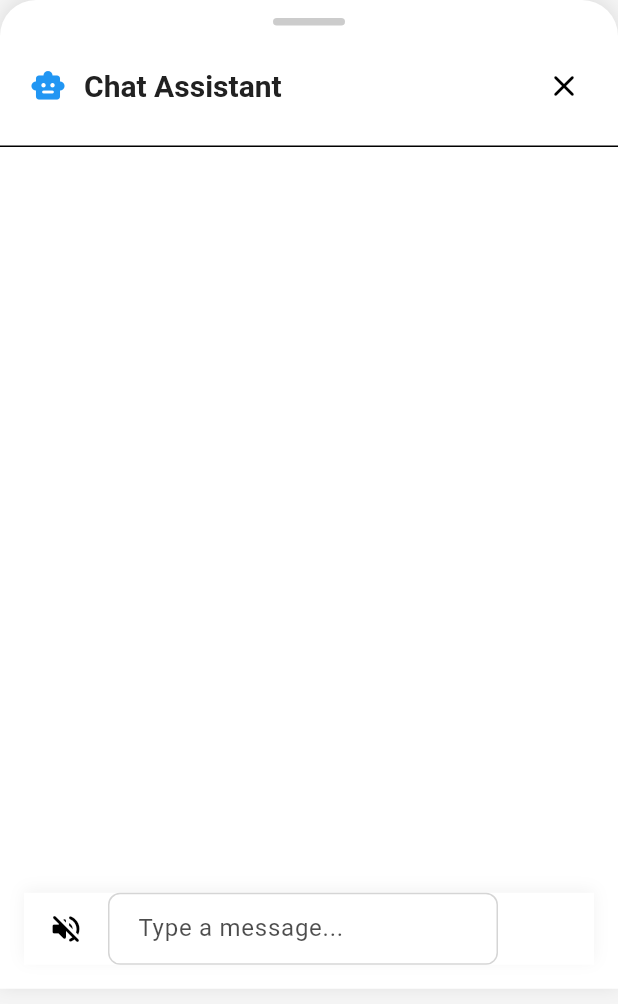
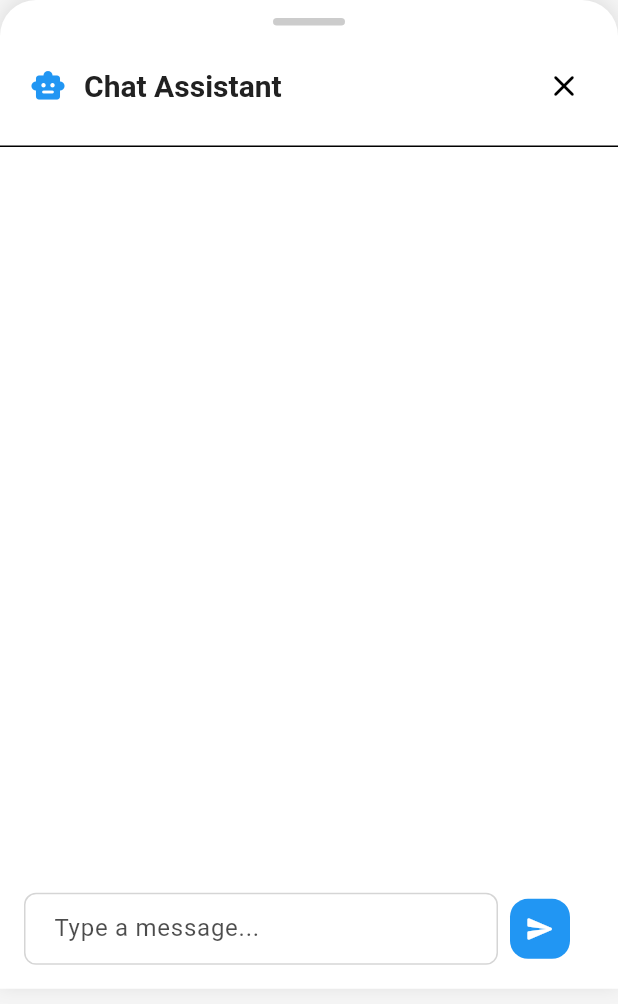
Before and after one commit to MiguelLuque/scrum-assistant, a Flutter app: the ChatBottomSheet widget shown alone on an empty page, opened directly, on a phone screen of 412 x 824 dp. Shown: the top 1004 px of the screen. Run offline on Flutter 3.47's test engine with Material 3 defaults, Android fonts, the light colour scheme and no system bars; our stand-ins replace flutter_highlight, flutter_hooks, flutter_markdown, flutter_riverpod, flutter_tts, freezed_annotation and 4 more; missing offline and left inert: dart_openai, markdown; generated files the repository leaves out were written again.

Commit message:
Add hecho message for tools

```diff
--- a/lib/features/chat/providers/chat_provider.dart
+++ b/lib/features/chat/providers/chat_provider.dart
@@ -91,7 +91,7 @@ class ChatNotifier extends _$ChatNotifier {
         ...state,
         ChatMessage(
           id: DateTime.now().millisecondsSinceEpoch.toString(),
-          content: assistantMessage.content?.first.text ?? '',
+          content: assistantMessage.content?.first.text ?? 'Hecho',
           isUser: false,
           hasToolCalls: assistantMessage.haveToolCalls,
           toolCalls: assistantMessage.toolCalls
--- a/lib/features/chat/widgets/chat_bottom_sheet.dart
+++ b/lib/features/chat/widgets/chat_bottom_sheet.dart
@@ -28,6 +28,10 @@ class ChatBottomSheet extends HookConsumerWidget {
           padding: EdgeInsets.only(
             bottom: MediaQuery.of(context).viewInsets.bottom,
           ),
+          child: GestureDetector(
+            onTap: () {
+              FocusScope.of(context).unfocus();
+            },
             child: Column(
               children: [
                 // Handle bar con diseño más moderno
@@ -76,10 +80,16 @@ class ChatBottomSheet extends HookConsumerWidget {
                   height: 1,
                 ),
                 // Messages con padding
-              const Expanded(
+                Expanded(
                   child: Padding(
-                  padding: EdgeInsets.symmetric(horizontal: 16),
-                  child: ChatMessages(),
+                    padding: const EdgeInsets.symmetric(horizontal: 16),
+                    child: NotificationListener<ScrollNotification>(
+                      onNotification: (notification) {
+                        FocusScope.of(context).unfocus();
+                        return false;
+                      },
+                      child: const ChatMessages(),
+                    ),
                   ),
                 ),
                 // Input con padding
@@ -91,6 +101,7 @@ class ChatBottomSheet extends HookConsumerWidget {
             ),
           ),
         ),
+      ),
     );
   }
 }
--- a/lib/features/chat/widgets/chat_input.dart
+++ b/lib/features/chat/widgets/chat_input.dart
@@ -1,8 +1,6 @@
-import 'dart:async';
 import 'package:flutter/material.dart';
 import 'package:flutter_hooks/flutter_hooks.dart';
 import 'package:hooks_riverpod/hooks_riverpod.dart';
-import 'package:speech_to_text/speech_to_text.dart';
 import 'package:scrum_assistant/features/chat/providers/chat_provider.dart';
 
 class ChatInput extends HookConsumerWidget {
@@ -15,43 +13,9 @@ class ChatInput extends HookConsumerWidget {
     final isComposing = useState(false);
     final theme = Theme.of(context);
     final chatNotifier = ref.watch(chatNotifierProvider.notifier);
-    final isVoiceMode = ref.watch(voiceModeProvider);
 
-    return Container(
-      decoration: BoxDecoration(
-        color: theme.colorScheme.surface,
-        boxShadow: [
-          BoxShadow(
-            color: Colors.black.withOpacity(0.05),
-            blurRadius: 8,
-            offset: const Offset(0, -2),
-          ),
-        ],
-      ),
-      child: Row(
+    return Row(
       children: [
-          // Botón de voice mode
-          Padding(
-            padding: const EdgeInsets.symmetric(horizontal: 4),
-            child: IconButton(
-              icon: Icon(
-                isVoiceMode
-                    ? Icons.volume_up_rounded
-                    : Icons.volume_off_rounded,
-                color: isVoiceMode
-                    ? theme.colorScheme.primary
-                    : theme.colorScheme.onSurfaceVariant,
-              ),
-              style: IconButton.styleFrom(
-                backgroundColor: isVoiceMode
-                    ? theme.colorScheme.primaryContainer
-                    : Colors.transparent,
-              ),
-              onPressed: () =>
-                  ref.read(voiceModeProvider.notifier).switchVoiceMode(),
-            ),
-          ),
-          // Campo de texto expandible
         Expanded(
           child: TextField(
             controller: controller,
@@ -84,13 +48,7 @@ class ChatInput extends HookConsumerWidget {
           ),
         ),
         // Botón de enviar animado
-          AnimatedScale(
-            scale: isComposing.value ? 1.0 : 0.0,
-            duration: const Duration(milliseconds: 200),
-            child: AnimatedOpacity(
-              opacity: isComposing.value ? 1.0 : 0.0,
-              duration: const Duration(milliseconds: 200),
-              child: Padding(
+        Padding(
           padding: const EdgeInsets.symmetric(horizontal: 4),
           child: IconButton.filled(
             icon: const Icon(Icons.send_rounded, size: 20),
@@ -104,16 +62,14 @@ class ChatInput extends HookConsumerWidget {
               elevation: 0,
               padding: const EdgeInsets.all(8),
             ).copyWith(
-                    foregroundColor:
-                        MaterialStateProperty.resolveWith((states) {
-                      if (states.contains(MaterialState.pressed)) {
+              foregroundColor: WidgetStateProperty.resolveWith((states) {
+                if (states.contains(WidgetState.pressed)) {
                   return theme.colorScheme.onPrimary.withOpacity(0.8);
                 }
                 return theme.colorScheme.onPrimary;
               }),
-                    backgroundColor:
-                        MaterialStateProperty.resolveWith((states) {
-                      if (states.contains(MaterialState.pressed)) {
+              backgroundColor: WidgetStateProperty.resolveWith((states) {
+                if (states.contains(WidgetState.pressed)) {
                   return theme.colorScheme.primary.withOpacity(0.8);
                 }
                 return theme.colorScheme.primary;
@@ -131,11 +87,8 @@ class ChatInput extends HookConsumerWidget {
             },
           ),
         ),
-            ),
-          ),
         const SizedBox(width: 8),
       ],
-      ),
     );
   }
 
--- a/lib/features/chat/widgets/chat_messages.dart
+++ b/lib/features/chat/widgets/chat_messages.dart
@@ -19,19 +19,19 @@ class ChatMessages extends HookConsumerWidget {
     final scrollController = useScrollController();
     final theme = Theme.of(context);
 
-    // Efecto para auto-scroll
-    useEffect(() {
-      if (messages.isNotEmpty) {
-        Future.delayed(const Duration(milliseconds: 100), () {
-          scrollController.animateTo(
-            scrollController.position.maxScrollExtent,
-            duration: const Duration(milliseconds: 200),
-            curve: Curves.easeOut,
-          );
-        });
-      }
-      return null;
-    }, [messages.length]);
+    // Efecto para auto-scroll al último mensaje cuando se agrega uno nuevo
+    // useEffect(() {
+    //   if (messages.isNotEmpty) {
+    //     Future.delayed(const Duration(milliseconds: 100), () {
+    //       scrollController.animateTo(
+    //         0, // Desplazarse al inicio de la lista (último mensaje)
+    //         duration: const Duration(milliseconds: 200),
+    //         curve: Curves.easeOut,
+    //       );
+    //     });
+    //   }
+    //   return null;
+    // }, [messages.length]);
 
     // Efecto para TTS
     useEffect(() {
@@ -50,10 +50,13 @@ class ChatMessages extends HookConsumerWidget {
 
     return ListView.builder(
       controller: scrollController,
+      reverse:
+          true, // Invertir la lista para mostrar los mensajes más recientes primero
       padding: const EdgeInsets.symmetric(vertical: 16),
       itemCount: messages.length,
       itemBuilder: (context, index) {
-        final message = messages[index];
+        final message = messages[
+            messages.length - 1 - index]; // Obtener el mensaje en orden inverso
         final isUser = message.isUser;
 
         return Padding(
@@ -75,7 +78,7 @@ class ChatMessages extends HookConsumerWidget {
                   decoration: BoxDecoration(
                     color: isUser
                         ? theme.colorScheme.primary
-                        : theme.colorScheme.surfaceVariant,
+                        : theme.colorScheme.surfaceContainerHighest,
                     borderRadius: BorderRadius.only(
                       topLeft: const Radius.circular(20),
                       topRight: const Radius.circular(20),
```
Also changed, not shown: lib/widgets/voice_assistant_overlay.dart (+91 -29 lines). Lines whose indentation alone changed are shown as unchanged.
